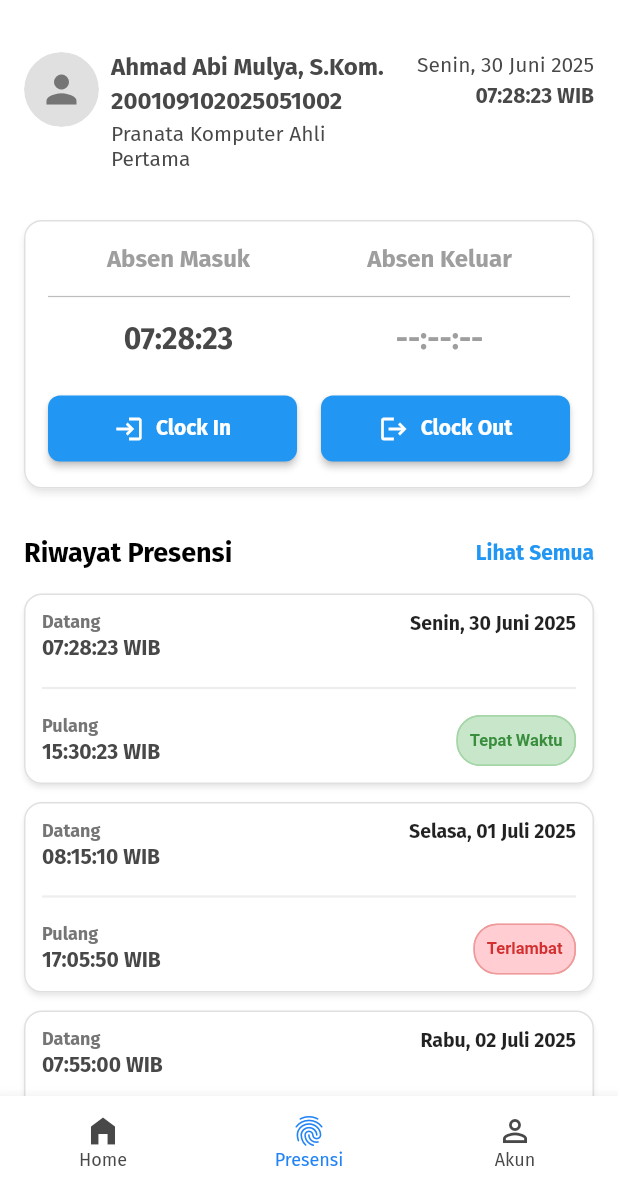
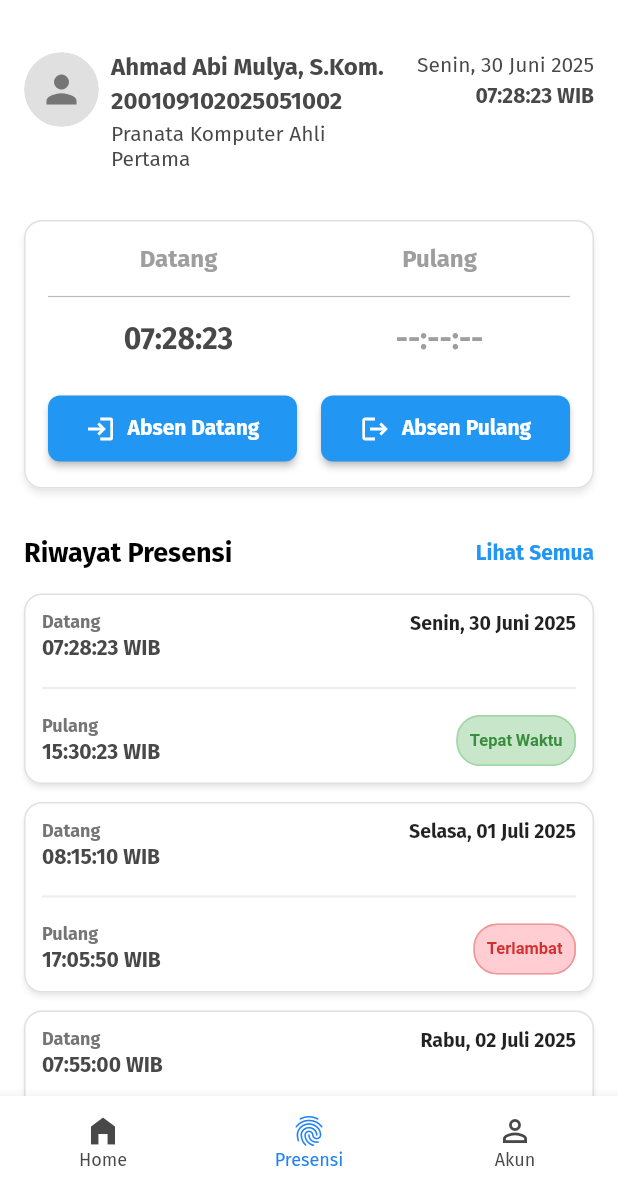
Before and after one commit to AbiMulLyA/sadasbor_v2, a Flutter app: the screen it shows after launch, item 2 of the bottom bar chosen, on a phone screen of 412 x 824 dp, the part 56-1236 px from its top. Run offline on Flutter 3.47's test engine with Material 3 defaults, Android fonts, the phone set to English and light mode, and no system bars; drawn by our look-alikes of cached_network_image; our stand-ins replace auto_route, bloc, connectivity_plus, dio, easy_localization, equatable and 12 more; network calls fail; statements that could not run were skipped.

Commit message:
rename absen masuk and absen keluar to datang dan pulang

```diff
--- a/lib/features/presensi/presentation/pages/presensi_in_out_view.dart
+++ b/lib/features/presensi/presentation/pages/presensi_in_out_view.dart
@@ -49,14 +49,14 @@ class PresensiInOutView extends HookWidget {
               children: <Widget>[
                 Expanded(
                   child: Text(
-                    "Absen Masuk",
+                    "Datang",
                     textAlign: TextAlign.center,
                     style: labelTextStyle,
                   ),
                 ),
                 Expanded(
                   child: Text(
-                    "Absen Keluar",
+                    "Pulang",
                     textAlign: TextAlign.center,
                     style: labelTextStyle,
                   ),
@@ -91,7 +91,7 @@ class PresensiInOutView extends HookWidget {
                   child: ElevatedButton.icon(
                     icon: const Icon(Icons.login),
                     label: const Text(
-                      "Clock In",
+                      "Absen Datang",
                       style: TextStyle(fontWeight: FontWeight.bold),
                     ),
                     onPressed: () {
@@ -109,7 +109,7 @@ class PresensiInOutView extends HookWidget {
                   child: ElevatedButton.icon(
                     icon: const Icon(Icons.logout),
                     label: const Text(
-                      "Clock Out",
+                      "Absen Pulang",
                       style: TextStyle(fontWeight: FontWeight.bold),
                     ),
                     onPressed: () {
```
